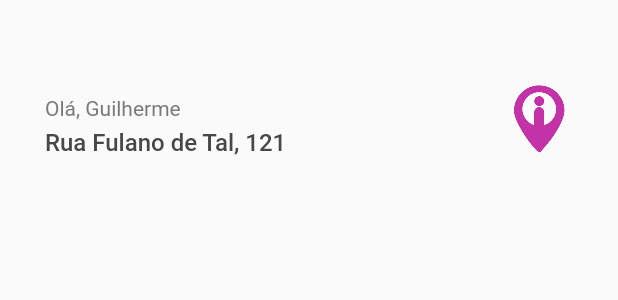
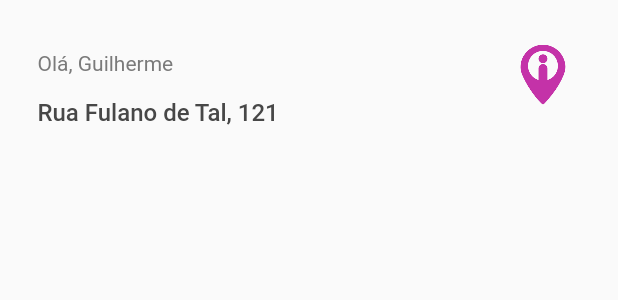
Before and after one commit to leooreina/lightz-app, a Flutter app: the TopBarDashboard widget shown alone on an empty page, opened directly, on a phone screen of 412 x 824 dp. Shown: the top 300 px of the screen. Run offline on Flutter 3.47's test engine with Material 2 defaults, Android fonts, the light colour scheme and no system bars; our stand-ins replace hexcolor; network calls fail.

```diff
--- a/lib/widgets/top_bar_dashboard_widget.dart
+++ b/lib/widgets/top_bar_dashboard_widget.dart
@@ -5,54 +5,45 @@ import 'package:lightz/icons/icons.dart';
 class TopBarDashboard extends StatelessWidget {
   const TopBarDashboard({Key? key}) : super(key: key);
 
-  final double margins = 30.0;
-  final double containersWidth = 270;
-  final double iconSize = 45;
+  final double containersWidth = 230;
+  final double containersHeight = 50;
+  final double iconSize = 40;
 
   @override
   Widget build(BuildContext context) {
     return Container(
       height: 100,
-      margin: EdgeInsets.only(
-        left: margins, top: margins, right: margins, bottom: 0.0
-      ),
-      child: Row(mainAxisAlignment: MainAxisAlignment.spaceBetween, children: [
-        Container(
-          alignment: Alignment.bottomLeft,
-          child: Column(
+      margin: EdgeInsets.only(bottom: 10, left: 25, right: 30),
+      child: Row(
+        mainAxisAlignment: MainAxisAlignment.spaceBetween,
+        children: [
+          Column(
             children: [
               Container(
                 alignment: Alignment.bottomLeft,
-                height: 50,
                 width: containersWidth,
+                height: containersHeight,
                 child: Text('Olá, Guilherme',
-                  style: TextStyle(
-                    color: HexColor('#7A7A7A')
-                  )
-                ),
+                    style: TextStyle(color: HexColor('#7A7A7A'))),
               ),
               Container(
                   alignment: Alignment.centerLeft,
-                height: 30,
                   width: containersWidth,
-                child: Text(
-                  'Rua Fulano de Tal, 121',
+                  height: containersHeight,
+                  child: Text('Rua Fulano de Tal, 121',
                       style: TextStyle(
                           color: HexColor('#474747'),
                           fontSize: 16,
-                    fontWeight: FontWeight.w500
-                  )
-                )
-              )
-            ]
-          ),
+                          fontWeight: FontWeight.w500))),
+            ],
           ),
           Icon(
             Lightz.lightz,
             color: HexColor("#C432A8"),
             size: iconSize,
           )
-      ]),
+        ],
+      ),
     );
   }
 }
```
Also changed, not shown: lib/pages/dashboard_page.dart (+21 -4 lines), lib/widgets/where_to_go_widget.dart (added, +79 -0 lines). Lines whose indentation alone changed are shown as unchanged.
